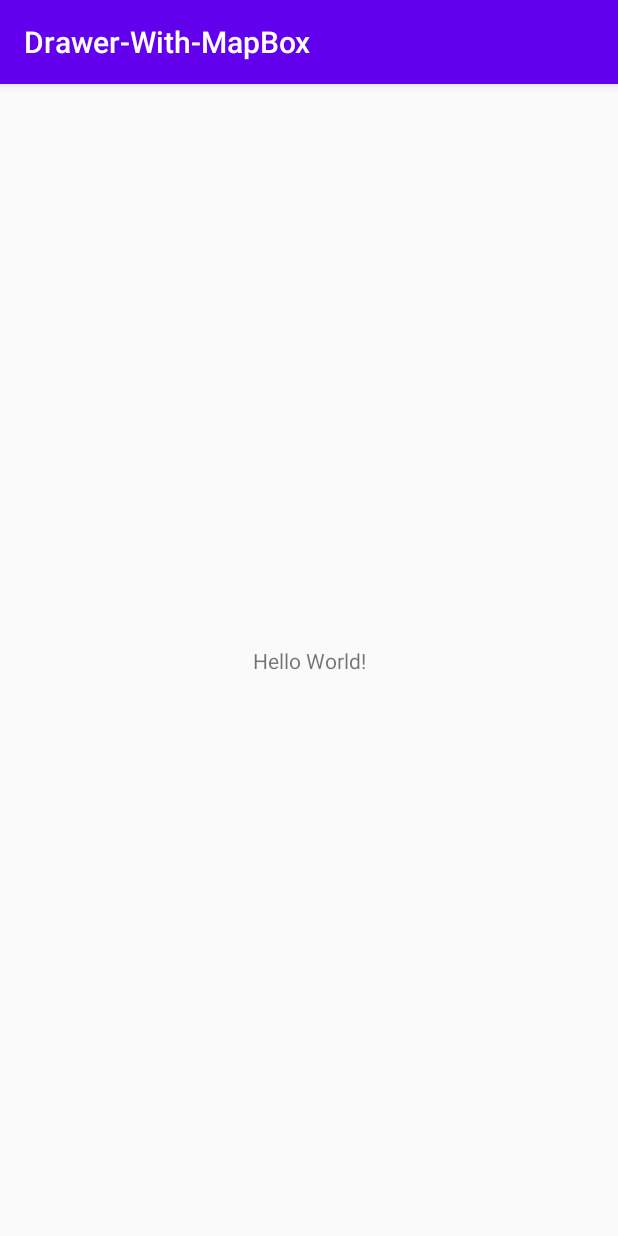
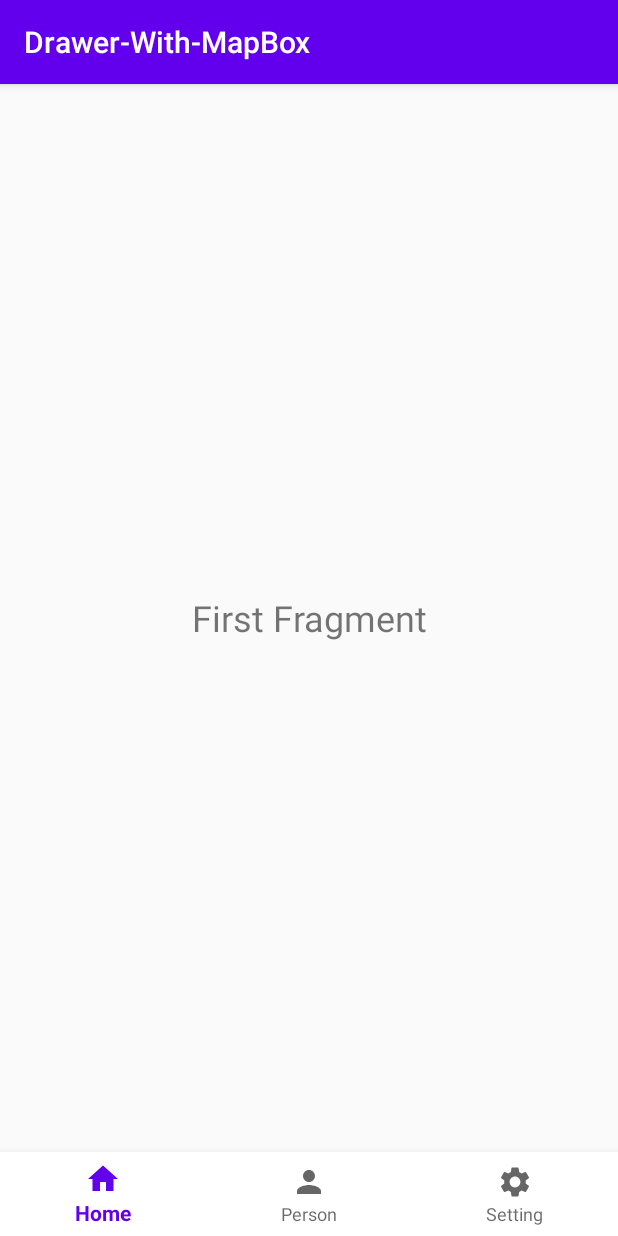
Before and after one commit to DilanMadhusanka/Drawer-With-MapBox, an Android app: the screen it shows after launch (MainActivity), on a phone screen of 412 x 824 dp. Run offline under Robolectric (Android 15) with nearby library versions, the phone set to English and light mode, and no system bars.

Commit message:
navigation properly without change the top bar

```diff
--- a/app/build.gradle
+++ b/app/build.gradle
@@ -26,8 +26,13 @@ dependencies {
     implementation fileTree(dir: "libs", include: ["*.jar"])
     implementation 'androidx.appcompat:appcompat:1.2.0'
     implementation 'androidx.constraintlayout:constraintlayout:2.0.4'
+    implementation 'androidx.navigation:navigation-fragment:2.3.3'
+    implementation 'androidx.navigation:navigation-ui:2.3.3'
+    implementation 'androidx.legacy:legacy-support-v4:1.0.0'
     testImplementation 'junit:junit:4.12'
     androidTestImplementation 'androidx.test.ext:junit:1.1.2'
     androidTestImplementation 'androidx.test.espresso:espresso-core:3.3.0'
 
+    implementation 'com.google.android.material:material:1.3.0'
+
 }
--- /dev/null
+++ b/app/src/main/java/com/insharp/android/drawer_with_mapbox/FirstFragment.java
@@ -0,0 +1,64 @@
+package com.insharp.android.drawer_with_mapbox;
+
+import android.os.Bundle;
+
+import androidx.fragment.app.Fragment;
+
+import android.view.LayoutInflater;
+import android.view.View;
+import android.view.ViewGroup;
+
+/**
+ * A simple {@link Fragment} subclass.
+ * Use the {@link FirstFragment#newInstance} factory method to
+ * create an instance of this fragment.
+ */
+public class FirstFragment extends Fragment {
+
+    // TODO: Rename parameter arguments, choose names that match
+    // the fragment initialization parameters, e.g. ARG_ITEM_NUMBER
+    private static final String ARG_PARAM1 = "param1";
+    private static final String ARG_PARAM2 = "param2";
+
+    // TODO: Rename and change types of parameters
+    private String mParam1;
+    private String mParam2;
+
+    public FirstFragment() {
+        // Required empty public constructor
+    }
+
+    /**
+     * Use this factory method to create a new instance of
+     * this fragment using the provided parameters.
+     *
+     * @param param1 Parameter 1.
+     * @param param2 Parameter 2.
+     * @return A new instance of fragment FirstFragment.
+     */
+    // TODO: Rename and change types and number of parameters
+    public static FirstFragment newInstance(String param1, String param2) {
+        FirstFragment fragment = new FirstFragment();
+        Bundle args = new Bundle();
+        args.putString(ARG_PARAM1, param1);
+        args.putString(ARG_PARAM2, param2);
+        fragment.setArguments(args);
+        return fragment;
+    }
+
+    @Override
+    public void onCreate(Bundle savedInstanceState) {
+        super.onCreate(savedInstanceState);
+        if (getArguments() != null) {
+            mParam1 = getArguments().getString(ARG_PARAM1);
+            mParam2 = getArguments().getString(ARG_PARAM2);
+        }
+    }
+
+    @Override
+    public View onCreateView(LayoutInflater inflater, ViewGroup container,
+                             Bundle savedInstanceState) {
+        // Inflate the layout for this fragment
+        return inflater.inflate(R.layout.fragment_first, container, false);
+    }
+}
--- /dev/null
+++ b/app/src/main/res/drawable/ic_home.xml
@@ -0,0 +1,10 @@
+<vector xmlns:android="http://schemas.android.com/apk/res/android"
+    android:width="24dp"
+    android:height="24dp"
+    android:viewportWidth="24"
+    android:viewportHeight="24"
+    android:tint="?attr/colorControlNormal">
+  <path
+      android:fillColor="@android:color/white"
+      android:pathData="M10,20v-6h4v6h5v-8h3L12,3 2,12h3v8z"/>
+</vector>
--- /dev/null
+++ b/app/src/main/res/drawable/ic_person.xml
@@ -0,0 +1,10 @@
+<vector xmlns:android="http://schemas.android.com/apk/res/android"
+    android:width="24dp"
+    android:height="24dp"
+    android:viewportWidth="24"
+    android:viewportHeight="24"
+    android:tint="?attr/colorControlNormal">
+  <path
+      android:fillColor="@android:color/white"
+      android:pathData="M12,12c2.21,0 4,-1.79 4,-4s-1.79,-4 -4,-4 -4,1.79 -4,4 1.79,4 4,4zM12,14c-2.67,0 -8,1.34 -8,4v2h16v-2c0,-2.66 -5.33,-4 -8,-4z"/>
+</vector>
--- /dev/null
+++ b/app/src/main/res/drawable/ic_setting.xml
@@ -0,0 +1,10 @@
+<vector xmlns:android="http://schemas.android.com/apk/res/android"
+    android:width="24dp"
+    android:height="24dp"
+    android:viewportWidth="24"
+    android:viewportHeight="24"
+    android:tint="?attr/colorControlNormal">
+  <path
+      android:fillColor="@android:color/white"
+      android:pathData="M19.14,12.94c0.04,-0.3 0.06,-0.61 0.06,-0.94c0,-0.32 -0.02,-0.64 -0.07,-0.94l2.03,-1.58c0.18,-0.14 0.23,-0.41 0.12,-0.61l-1.92,-3.32c-0.12,-0.22 -0.37,-0.29 -0.59,-0.22l-2.39,0.96c-0.5,-0.38 -1.03,-0.7 -1.62,-0.94L14.4,2.81c-0.04,-0.24 -0.24,-0.41 -0.48,-0.41h-3.84c-0.24,0 -0.43,0.17 -0.47,0.41L9.25,5.35C8.66,5.59 8.12,5.92 7.63,6.29L5.24,5.33c-0.22,-0.08 -0.47,0 -0.59,0.22L2.74,8.87C2.62,9.08 2.66,9.34 2.86,9.48l2.03,1.58C4.84,11.36 4.8,11.69 4.8,12s0.02,0.64 0.07,0.94l-2.03,1.58c-0.18,0.14 -0.23,0.41 -0.12,0.61l1.92,3.32c0.12,0.22 0.37,0.29 0.59,0.22l2.39,-0.96c0.5,0.38 1.03,0.7 1.62,0.94l0.36,2.54c0.05,0.24 0.24,0.41 0.48,0.41h3.84c0.24,0 0.44,-0.17 0.47,-0.41l0.36,-2.54c0.59,-0.24 1.13,-0.56 1.62,-0.94l2.39,0.96c0.22,0.08 0.47,0 0.59,-0.22l1.92,-3.32c0.12,-0.22 0.07,-0.47 -0.12,-0.61L19.14,12.94zM12,15.6c-1.98,0 -3.6,-1.62 -3.6,-3.6s1.62,-3.6 3.6,-3.6s3.6,1.62 3.6,3.6S13.98,15.6 12,15.6z"/>
+</vector>
--- a/app/src/main/res/layout/activity_main.xml
+++ b/app/src/main/res/layout/activity_main.xml
@@ -6,13 +6,24 @@
     android:layout_height="match_parent"
     tools:context=".MainActivity">
 
-    <TextView
-        android:layout_width="wrap_content"
+    <com.google.android.material.bottomnavigation.BottomNavigationView
+        android:id="@+id/bottomNavigationView"
+        android:layout_width="match_parent"
         android:layout_height="wrap_content"
-        android:text="Hello World!"
+        android:background="#fff"
         app:layout_constraintBottom_toBottomOf="parent"
-        app:layout_constraintLeft_toLeftOf="parent"
-        app:layout_constraintRight_toRightOf="parent"
+        app:layout_constraintEnd_toEndOf="parent"
+        app:layout_constraintStart_toStartOf="parent"
+        app:menu="@menu/bottom_menu"/>
+
+    <FrameLayout
+        android:id="@+id/fragment"
+        android:name="androidx.navigation.fragment.NavHostFragment"
+        android:layout_width="409dp"
+        android:layout_height="673dp"
+        app:layout_constraintBottom_toTopOf="@+id/bottomNavigationView"
+        app:layout_constraintEnd_toEndOf="parent"
+        app:layout_constraintStart_toStartOf="parent"
         app:layout_constraintTop_toTopOf="parent" />
 
 </androidx.constraintlayout.widget.ConstraintLayout>
--- /dev/null
+++ b/app/src/main/res/layout/fragment_first.xml
@@ -0,0 +1,17 @@
+<?xml version="1.0" encoding="utf-8"?>
+<androidx.constraintlayout.widget.ConstraintLayout xmlns:android="http://schemas.android.com/apk/res/android"
+    xmlns:tools="http://schemas.android.com/tools"
+    android:layout_width="match_parent"
+    android:layout_height="match_parent"
+    tools:context=".FirstFragment">
+
+    <!-- TODO: Update blank fragment layout -->
+    <TextView
+        android:id="@+id/textView"
+        android:layout_width="match_parent"
+        android:layout_height="match_parent"
+        android:textSize="24dp"
+        android:text="First Fragment"
+        android:gravity="center"/>
+
+</androidx.constraintlayout.widget.ConstraintLayout>
--- /dev/null
+++ b/app/src/main/res/menu/bottom_menu.xml
@@ -0,0 +1,16 @@
+<?xml version="1.0" encoding="utf-8"?>
+<menu xmlns:android="http://schemas.android.com/apk/res/android">
+
+    <item
+        android:id="@+id/firstFragment"
+        android:title="Home"
+        android:icon="@drawable/ic_home" />
+    <item
+        android:id="@+id/secondFragment"
+        android:title="Person"
+        android:icon="@drawable/ic_person" />
+    <item
+        android:id="@+id/thirdFragment"
+        android:title="Setting"
+        android:icon="@drawable/ic_setting" />
+</menu>
--- a/app/src/main/res/values/strings.xml
+++ b/app/src/main/res/values/strings.xml
@@ -1,3 +1,5 @@
 <resources>
     <string name="app_name">Drawer-With-MapBox</string>
+    <!-- TODO: Remove or change this placeholder text -->
+    <string name="hello_blank_fragment">Hello blank fragment</string>
 </resources>
```
Also changed, not shown: app/src/main/java/com/insharp/android/drawer_with_mapbox/MainActivity.java (+41 -0 lines), app/src/main/java/com/insharp/android/drawer_with_mapbox/SecondFragment.java (added, +64 -0 lines), app/src/main/java/com/insharp/android/drawer_with_mapbox/ThirdFragment.java (added, +64 -0 lines), app/src/main/res/layout/fragment_second.xml (added, +17 -0 lines), app/src/main/res/layout/fragment_third.xml (added, +17 -0 lines), app/src/main/res/navigation/my_nav.xml (added, +23 -0 lines).
